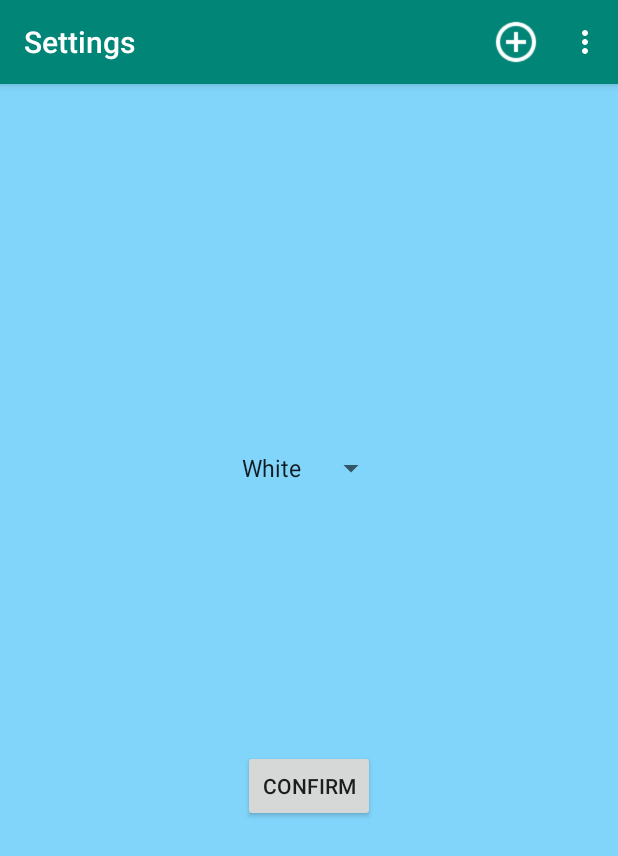
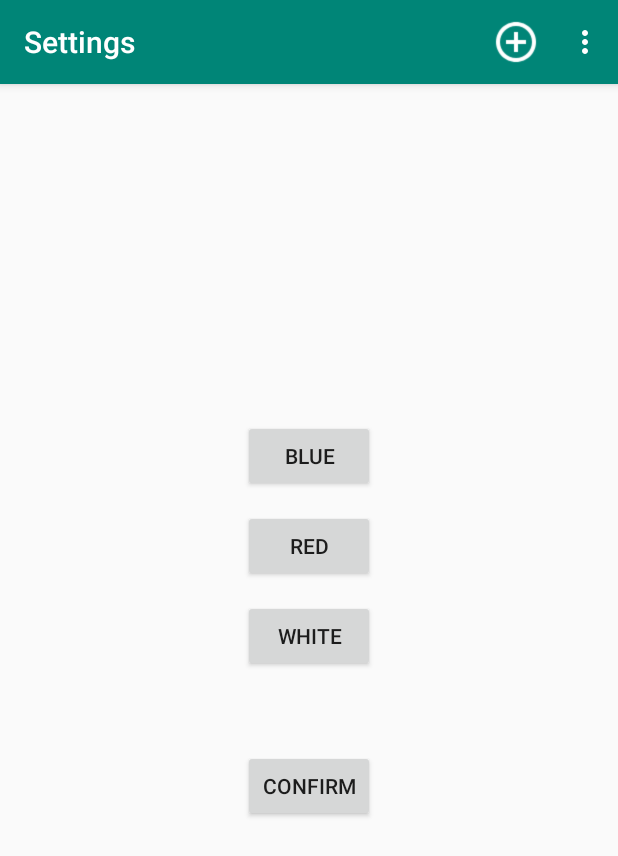
Before and after one commit to RolfHaakon/ShoppingList, an Android app: the SettingActivity screen opened directly, with no data from a screen before it, on a phone screen of 412 x 824 dp. Shown: the top 856 px of the screen. Run offline under Robolectric (Android 15) with nearby library versions, the phone set to English and light mode, and no system bars; 3 statements that could not run were skipped.

Commit message:
Not working, null problem

```diff
--- a/app/src/main/java/com/example/shoppinglist/MainActivity.java
+++ b/app/src/main/java/com/example/shoppinglist/MainActivity.java
@@ -16,6 +16,7 @@ import java.util.ArrayList;
 import java.util.Collections;
 
 import java.util.HashSet;
+import java.util.List;
 import java.util.Set;
 import android.app.AlertDialog;
 import android.widget.EditText;
@@ -30,6 +31,12 @@ public class MainActivity extends AppCompatActivity {
     ArrayList<String> shoppingList = null;
     ArrayAdapter<String> adapter = null;
     ListView lv = null;
+    int color = 0;
+    Button buttonWhite;
+    Button buttonRed;
+    Button buttonBlue;
+
+
 
 
     @Override
@@ -39,26 +46,50 @@ public class MainActivity extends AppCompatActivity {
         Toolbar toolbar = findViewById(R.id.toolbar);
         setSupportActionBar(toolbar);
         view= this.getWindow().getDecorView();
-        Spinner settingSpinner = (Spinner) findViewById(R.id.setting_spinner);
-        settingSpinner.setSelection(0);
-        String color = String.valueOf(settingSpinner.getSelectedItem());
+        //Spinner settingSpinner = (Spinner) findViewById(R.id.setting_spinner);
+        //List<String> list = new ArrayList<String>();
+        //list.add("list 1");
+        //list.add("list 2");
+        //list.add("list 3");
+        //ArrayAdapter<String> dataAdapter = new ArrayAdapter<String>(this,
+        //        android.R.layout.simple_spinner_item, list);
+        //dataAdapter.setDropDownViewResource(android.R.layout.simple_spinner_dropdown_item);
+        //settingSpinner.setAdapter(dataAdapter);
+        //settingSpinner.setSelection(0);
+        //String color = String.valueOf(settingSpinner.getSelectedItem());
+        buttonWhite = findViewById(R.id.button_white);
+        buttonRed = findViewById(R.id.button_red);
+        buttonBlue = findViewById(R.id.button_blue);
 
-        if (color == "Red") {
-            view.setBackgroundResource(R.color.White);
+        buttonWhite.setOnClickListener(new View.OnClickListener() {
+            @Override
+            public void onClick(View v) {
+                color = 0;
+            }
+        });
+
+        buttonRed.setOnClickListener(new View.OnClickListener() {
+            @Override
+            public void onClick(View v) {
+                color = 2;
+            }
+        });
+
+        buttonBlue.setOnClickListener(new View.OnClickListener() {
+            @Override
+            public void onClick(View v) {
+                color = 1;
+            }
+        });
+
+        if (color == 1) {
+            view.setBackgroundResource(R.color.Blue);
         }
-        if (color == "Red") {
+        if (color == 2) {
             view.setBackgroundResource(R.color.Red);
         }
         else
-            view.setBackgroundResource(R.color.Blue);
-
-        //view= this.getWindow().getDecorView();
-        //view.setBackgroundResource(R.color.Blue);
-        //String backgroundColor =  String.valueOf(R.id.setting_spinner);
-        //view.setBackgroundResource(R.color.backgroundColor);
-
-
-
+            view.setBackgroundResource(R.color.White);
 
         shoppingList = getArrayVal(getApplicationContext());
 
@@ -148,4 +179,5 @@ public class MainActivity extends AppCompatActivity {
         tempSet = WordSearchGetPrefs.getStringSet("myArray", tempSet);
         return new ArrayList<String>(tempSet);
     }
+
 }
--- a/app/src/main/java/com/example/shoppinglist/SettingActivity.java
+++ b/app/src/main/java/com/example/shoppinglist/SettingActivity.java
@@ -7,20 +7,22 @@ import android.view.View;
 import android.widget.Button;
 import android.widget.Spinner;
 
+import static com.example.shoppinglist.R.id.button_white;
+
 public class SettingActivity extends MainActivity {
     View view;
-
 
     public void onCreate(Bundle savedInstanceState) {
         super.onCreate(savedInstanceState);
         setContentView(R.layout.settings);
         Toolbar toolbar = findViewById(R.id.toolbar);
         setSupportActionBar(toolbar);
+        view= this.getWindow().getDecorView();
 
 
-        //view= this.getWindow().getDecorView();
-        //view.setBackgroundResource(R.color.Blue);
 
+
+        Button white = (Button) findViewById(R.id.button_white);
         Button next = (Button) findViewById(R.id.setting_button);
         //String backgroundColor =  String.valueOf(R.id.setting_spinner);
         //Spinner settingSpinner = (Spinner) findViewById(R.id.setting_spinner);
@@ -41,4 +43,5 @@ public class SettingActivity extends MainActivity {
 
     }
 
+
 }
--- a/app/src/main/res/layout/settings.xml
+++ b/app/src/main/res/layout/settings.xml
@@ -4,7 +4,7 @@
     xmlns:tools="http://schemas.android.com/tools"
     android:layout_width="match_parent"
     android:layout_height="match_parent"
-    tools:context=".MainActivity"
+    tools:context=".SettingActivity"
     >
 
     <android.support.design.widget.AppBarLayout
@@ -29,16 +29,7 @@
         android:layout_gravity="center_horizontal"
         android:layout_marginTop="12dp"
         />
-    <Spinner
-        android:id="@+id/setting_spinner"
-        android:layout_width="wrap_content"
-        android:layout_height="wrap_content"
-        android:entries="@array/background_arrays"
-        android:prompt="@array/background_arrays"
-        android:layout_marginTop="300dp"
-        android:layout_gravity="center_horizontal"
-        >
-    </Spinner>
+
 
     <Button
         android:id="@+id/setting_button"
@@ -50,4 +41,34 @@
         android:text="Confirm"
         />
 
+    <Button
+        android:id="@+id/button_white"
+        android:layout_width="wrap_content"
+        android:layout_height="wrap_content"
+        android:text="White"
+        android:layout_marginTop="400dp"
+        android:layout_gravity="center_horizontal"
+        android:onClick="goWhite"
+        />
+
+    <Button
+        android:id="@+id/button_red"
+        android:layout_width="wrap_content"
+        android:layout_height="wrap_content"
+        android:text="Red"
+        android:layout_marginTop="340dp"
+        android:layout_gravity="center_horizontal"
+        android:onClick="goRed"
+        />
+
+    <Button
+        android:id="@+id/button_blue"
+        android:layout_width="wrap_content"
+        android:layout_height="wrap_content"
+        android:text="Blue"
+        android:layout_gravity="center_horizontal"
+        android:layout_marginTop="280dp"
+        android:onClick="goBlue"
+        />
+
 </android.support.design.widget.CoordinatorLayout>
```
